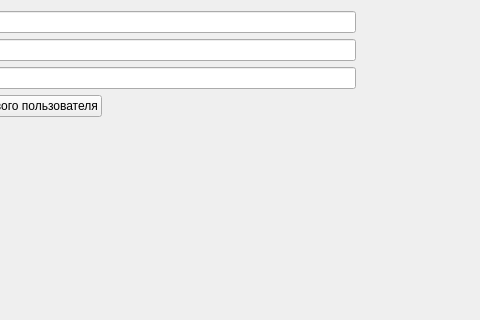
albert22o/VisualProgramming2, file Course/Course/PageViewModels/registrationpage.ui: the form before one commit; both pictures show x 90 to 570 and y 0 to 320 of the 904 by 551 pixel window.
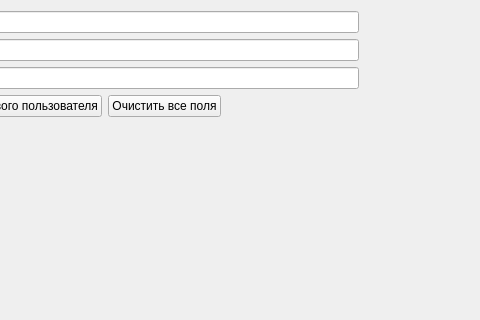
The form after the commit.

```diff
--- a/Course/Course/PageViewModels/registrationpage.ui
+++ b/Course/Course/PageViewModels/registrationpage.ui
@@ -22,6 +22,8 @@
         <widget class="QLineEdit" name="nameEdit"/>
        </item>
        <item>
+        <layout class="QHBoxLayout" name="horizontalLayout_5">
+         <item>
         <widget class="QLabel" name="nameValidationClue">
          <property name="text">
           <string/>
@@ -43,12 +45,16 @@
        </item>
       </layout>
      </item>
+      </layout>
+     </item>
      <item>
       <layout class="QHBoxLayout" name="horizontalLayout_2">
        <item>
         <widget class="QLineEdit" name="passwordEdit"/>
        </item>
        <item>
+        <layout class="QHBoxLayout" name="horizontalLayout_6">
+         <item>
         <widget class="QLabel" name="passwordValidationClue">
          <property name="text">
           <string/>
@@ -72,12 +78,16 @@
      </item>
     </layout>
    </item>
+    </layout>
+   </item>
    <item>
     <layout class="QHBoxLayout" name="horizontalLayout_4">
      <item>
       <widget class="QLineEdit" name="submitPassword"/>
      </item>
      <item>
+      <layout class="QHBoxLayout" name="horizontalLayout_8">
+       <item>
       <widget class="QLabel" name="submitPasswordValidationClue">
        <property name="text">
         <string/>
@@ -99,6 +109,8 @@
      </item>
     </layout>
    </item>
+    </layout>
+   </item>
    <item>
     <layout class="QHBoxLayout" name="horizontalLayout_3">
      <item>
@@ -108,6 +120,13 @@
        </property>
       </widget>
      </item>
+     <item>
+      <widget class="QPushButton" name="clearFields">
+       <property name="text">
+        <string>Очистить все поля</string>
+       </property>
+      </widget>
+     </item>
      <item>
       <spacer name="horizontalSpacer">
        <property name="orientation">
```
Lines whose indentation alone changed are shown as unchanged.
